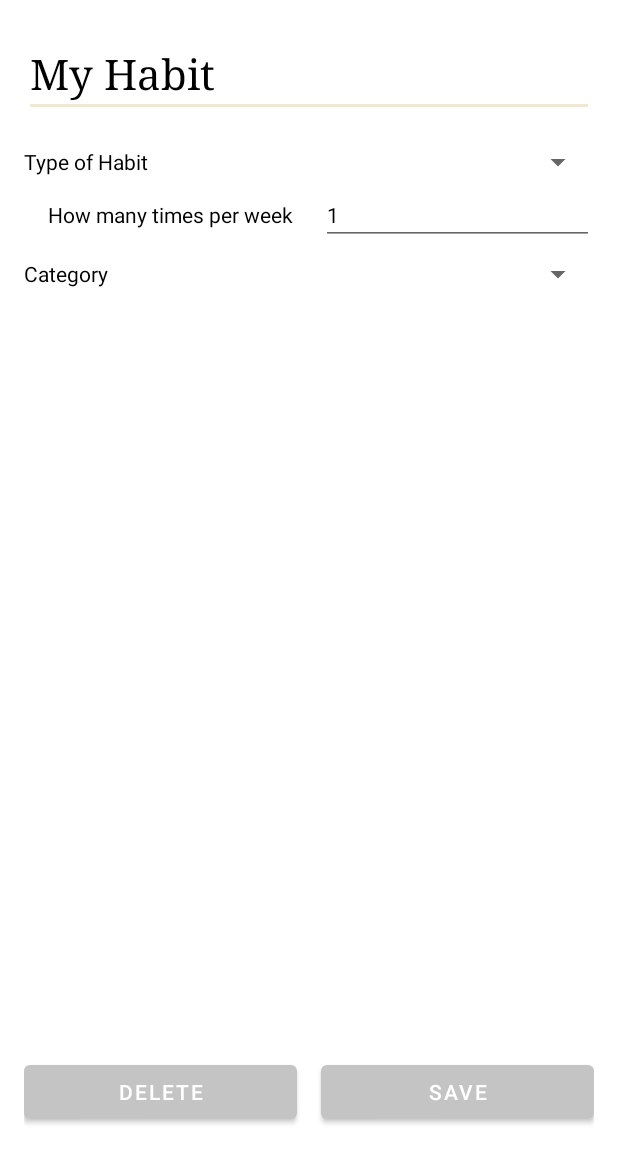
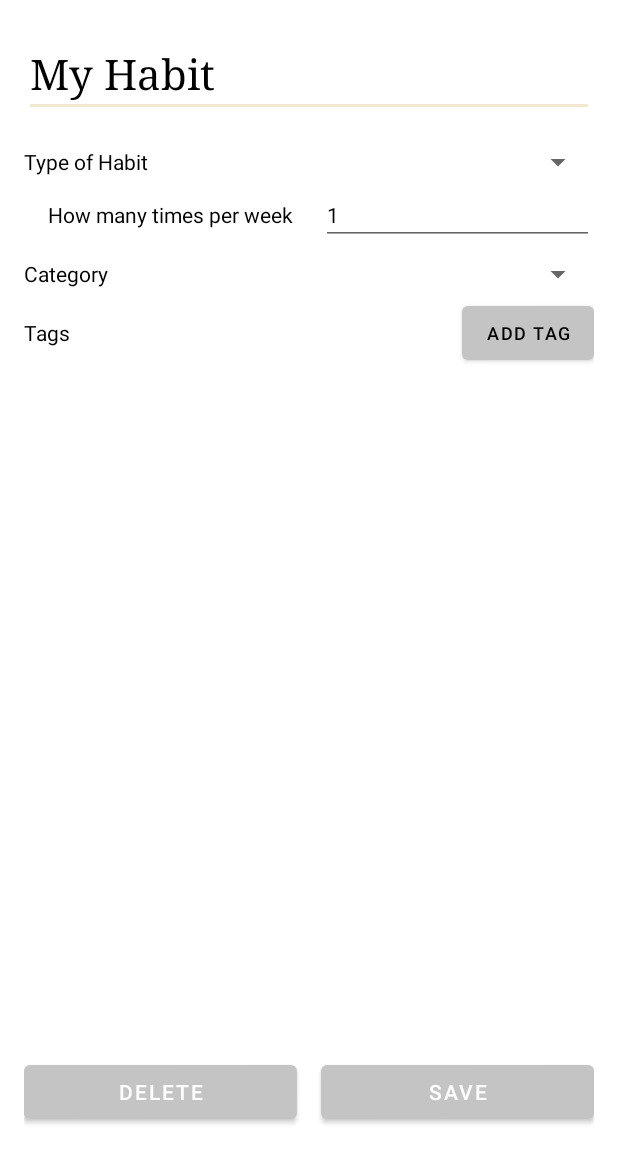
Before and after one commit to BilaalHussain/HabitreeApp, an Android app: the layout fragment_edit_habit.xml on its own in the app's theme, with its tools: preview values and no code run, on a phone screen of 412 x 824 dp. Shown: the top 1163 px of the screen. Run offline under Robolectric (Android 15) with nearby library versions, the phone set to English and light mode, and no system bars.

Commit message:
add ability to add tags

```diff
--- /dev/null
+++ b/android/app/src/main/res/drawable/ic_baseline_check_24.xml
@@ -0,0 +1,5 @@
+<vector android:height="12dp" android:tint="?attr/colorControlNormal"
+    android:viewportHeight="24" android:viewportWidth="24"
+    android:width="12dp" xmlns:android="http://schemas.android.com/apk/res/android">
+    <path android:fillColor="@android:color/white" android:pathData="M9,16.17L4.83,12l-1.42,1.41L9,19 21,7l-1.41,-1.41z"/>
+</vector>
--- /dev/null
+++ b/android/app/src/main/res/drawable/ic_baseline_delete_12.xml
@@ -0,0 +1,5 @@
+<vector android:height="12dp" android:tint="?attr/colorControlNormal"
+    android:viewportHeight="24" android:viewportWidth="24"
+    android:width="12dp" xmlns:android="http://schemas.android.com/apk/res/android">
+    <path android:fillColor="@android:color/white" android:pathData="M6,19c0,1.1 0.9,2 2,2h8c1.1,0 2,-0.9 2,-2V7H6v12zM19,4h-3.5l-1,-1h-5l-1,1H5v2h14V4z"/>
+</vector>
--- a/android/app/src/main/res/layout/fragment_edit_habit.xml
+++ b/android/app/src/main/res/layout/fragment_edit_habit.xml
@@ -98,6 +98,36 @@
         app:layout_constraintBottom_toBottomOf="@id/category_label"
         app:layout_constraintStart_toEndOf="@id/category_label"
         app:layout_constraintEnd_toEndOf="parent"/>
+    <TextView
+        android:id="@+id/tags_label"
+        android:layout_width="wrap_content"
+        android:layout_height="wrap_content"
+        android:textSize="14sp"
+        android:textColor="@color/black"
+        android:layout_marginTop="20dp"
+        android:text="Tags"
+        app:layout_constraintTop_toBottomOf="@id/category_label"
+        app:layout_constraintStart_toStartOf="parent"/>
+
+    <Button
+        android:id="@+id/add_tag_button"
+        android:layout_width="0dp"
+        android:layout_height="wrap_content"
+        android:textSize="12sp"
+        android:textColor="@color/black"
+        android:text="Add Tag"
+        android:paddingHorizontal="@dimen/activity_horizontal_margin"
+        app:layout_constraintTop_toTopOf="@id/tags_label"
+        app:layout_constraintBottom_toBottomOf="@id/tags_label"
+        app:layout_constraintEnd_toEndOf="parent"/>
+
+    <androidx.recyclerview.widget.RecyclerView
+        android:id="@+id/tags_list"
+        android:layout_width="match_parent"
+        android:layout_height="0dp"
+        app:layout_constraintTop_toBottomOf="@id/add_tag_button"
+        app:layout_constraintBottom_toTopOf="@id/delete_habit_button"
+        app:layout_constraintEnd_toEndOf="parent" />
 
     <Button
         android:id="@+id/delete_habit_button"
```
Also changed, not shown: android/app/src/main/java/com/example/habitree/listener/DeleteTagTapped.java (added, +10 -0 lines), android/app/src/main/java/com/example/habitree/listener/ToggleIsEditing.java (added, +12 -0 lines), android/app/src/main/java/com/example/habitree/listener/UpdateTag.java (added, +12 -0 lines), android/app/src/main/java/com/example/habitree/model/TagModel.java (+8 -3 lines), android/app/src/main/java/com/example/habitree/ui/TagAdapter.java (added, +107 -0 lines), android/app/src/main/java/com/example/habitree/ui/editing/EditHabitFragment.java (+61 -18 lines), android/app/src/main/res/drawable/ic_baseline_edit_24.xml (added, +10 -0 lines), android/app/src/main/res/layout/create_tag_layout.xml (added, +67 -0 lines).
